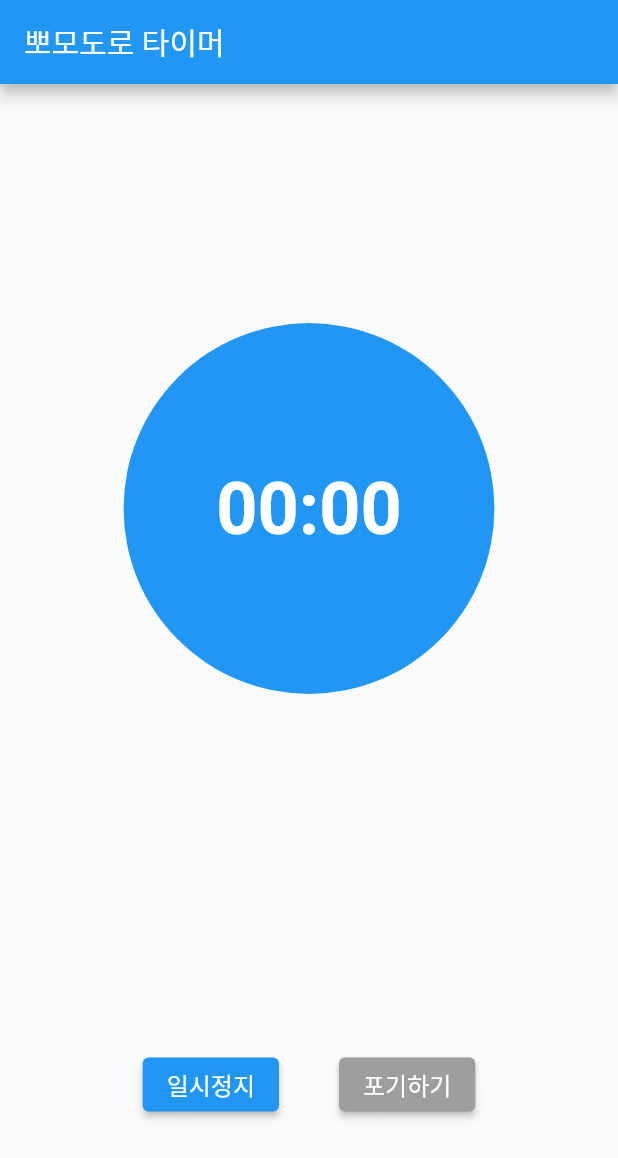
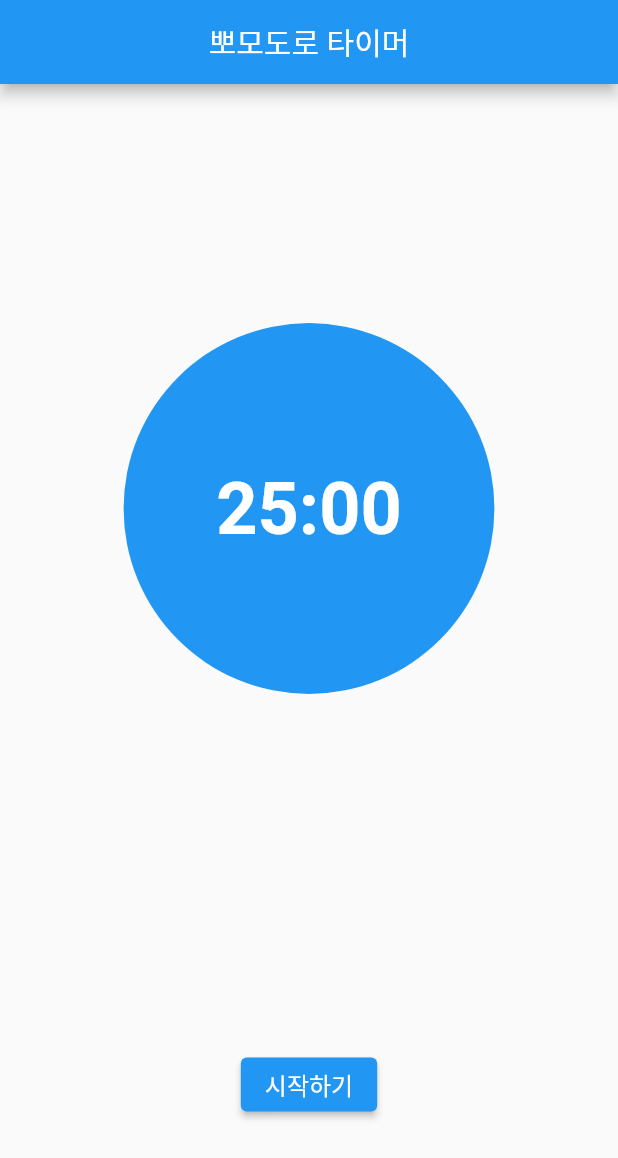
Before and after one commit to this-is-yello/Pomodoro_Timer, a Flutter app: the screen it shows after launch, on a phone screen of 412 x 824 dp. Shown: the top 1158 px of the screen. Run offline on Flutter 3.47's test engine with Material 2 defaults, Android fonts, the phone set to English and light mode, and no system bars; our stand-ins replace fluttertoast, sprintf.

Commit message:
221018 in Home

```diff
--- a/flutter_pomodoro_timer/lib/screens/timer_screen.dart
+++ b/flutter_pomodoro_timer/lib/screens/timer_screen.dart
@@ -5,16 +5,16 @@ import 'package:flutter/material.dart';
 import 'package:flutter_pomodoro_timer/main.dart';
 import 'package:flutter_pomodoro_timer/tools/utils.dart';
 
-
 enum TimerStatus { running, paused, stopped, resting }
 
 class TimerScreen extends StatefulWidget {
   @override
   _TimerScreenState createState() => _TimerScreenState();
 }
+
 class _TimerScreenState extends State<TimerScreen> {
-  static const WORK_SECONDS = 25; // *60
-  static const REST_SECONDS = 5; // *60
+  static const WORK_SECONDS = 25 * 60;
+  static const REST_SECONDS = 5 * 60;
 
   late TimerStatus _timerStatus;
   late int _timer;
@@ -32,31 +32,35 @@ class _TimerScreenState extends State<TimerScreen> {
   void run() {
     setState(() {
       _timerStatus = TimerStatus.running;
-      print('[=>]' + _timerStatus.toString());
+      print('[=>] ' + _timerStatus.toString());
       runTimer();
     });
   }
+
   void rest() {
     setState(() {
       _timer = REST_SECONDS;
       _timerStatus = TimerStatus.resting;
-      print('[=>]' + _timerStatus.toString());
+      print('[=>] ' + _timerStatus.toString());
     });
   }
-  void paused() {
+
+  void pause() {
     setState(() {
       _timerStatus = TimerStatus.paused;
-      print('[=>]' + _timerStatus.toString());
+      print('[=>] ' + _timerStatus.toString());
     });
   }
+
   void resume() {
     run();
   }
+
   void stop() {
     setState(() {
       _timer = WORK_SECONDS;
       _timerStatus = TimerStatus.stopped;
-      print('[=>]' + _timerStatus.toString());
+      print('[=>] ' + _timerStatus.toString());
     });
   }
 
@@ -94,22 +98,21 @@ class _TimerScreenState extends State<TimerScreen> {
           }
           break;
         default:
-        break;
+          break;
       }
     });
   }
-
 
   @override
   Widget build(BuildContext context) {
     final List<Widget> _runningButtons = [
       ElevatedButton(
         child: Text(
-          1 == 2 ? '계속하기' : '일시정지',
+          _timerStatus == TimerStatus.paused ? '계속하기' : '일시정지',
           style: TextStyle(color: Colors.white, fontSize: 16),
         ),
         style: ElevatedButton.styleFrom(primary: Colors.blue),
-        onPressed: () {},
+        onPressed: _timerStatus == TimerStatus.paused ? resume : pause,
       ),
       Padding(
         padding: EdgeInsets.all(20),
@@ -120,7 +123,7 @@ class _TimerScreenState extends State<TimerScreen> {
           style: TextStyle(fontSize: 16),
         ),
         style: ElevatedButton.styleFrom(primary: Colors.grey),
-        onPressed: () {},
+        onPressed: stop,
       ),
     ];
     final List<Widget> _stoppedButtons = [
@@ -130,15 +133,20 @@ class _TimerScreenState extends State<TimerScreen> {
           style: TextStyle(color: Colors.white, fontSize: 16),
         ),
         style: ElevatedButton.styleFrom(
-          primary: 1 == 2 ? Colors.green : Colors.blue,
+          primary:
+              _timerStatus == TimerStatus.resting ? Colors.green : Colors.blue,
         ),
-        onPressed: () {},
+        onPressed: run,
       ),
     ];
 
     return Scaffold(
       appBar: AppBar(
-        title: Text('뽀모도로 타이머'),
+        title: Center(
+          child: Text('뽀모도로 타이머'),
+        ),
+        backgroundColor:
+            _timerStatus == TimerStatus.resting ? Colors.green : Colors.blue,
       ),
       body: Column(
         mainAxisAlignment: MainAxisAlignment.spaceAround,
@@ -148,7 +156,7 @@ class _TimerScreenState extends State<TimerScreen> {
             width: MediaQuery.of(context).size.width * 0.6,
             child: Center(
               child: Text(
-                '00:00',
+                secondsToString(_timer),
                 style: TextStyle(
                   color: Colors.white,
                   fontSize: 48,
@@ -158,16 +166,18 @@ class _TimerScreenState extends State<TimerScreen> {
             ),
             decoration: BoxDecoration(
               shape: BoxShape.circle,
-              color: 1 == 2 ? Colors.green : Colors.blue,
+              color: _timerStatus == TimerStatus.resting
+                  ? Colors.green
+                  : Colors.blue,
             ),
           ),
           Row(
             mainAxisAlignment: MainAxisAlignment.center,
-            children: 1 == 2
-              ? const[]
-              : 1 == 2
-                ? _stoppedButtons
-                : _runningButtons,
+            children: _timerStatus == TimerStatus.resting
+                ? const []
+                : _timerStatus == TimerStatus.stopped
+                    ? _stoppedButtons
+                    : _runningButtons,
           )
         ],
       ),
```
